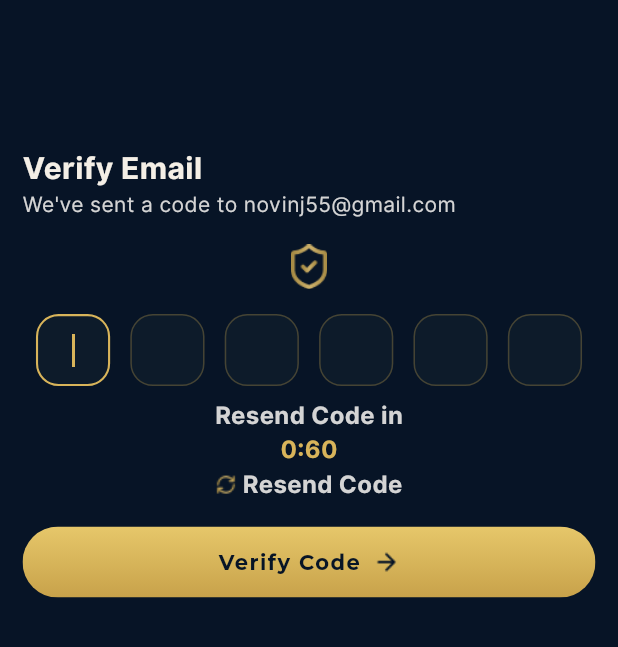
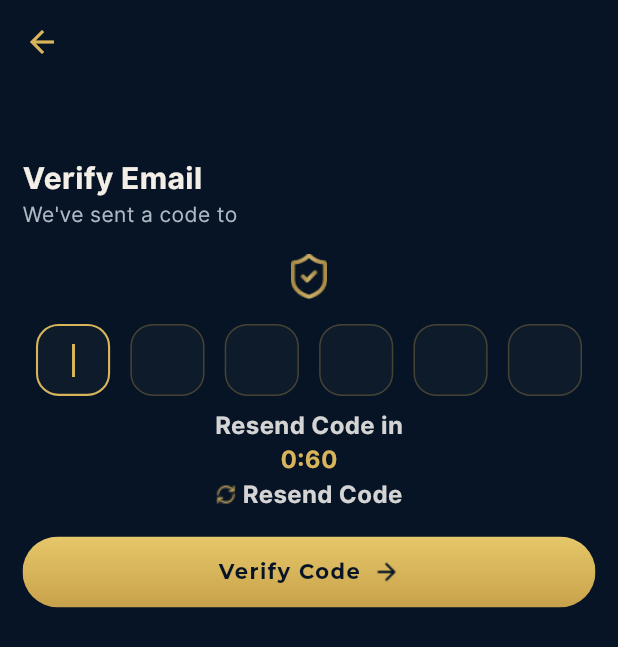
Before and after one commit to Elpadrino971/Eliv, a Flutter app: the OtpScreen screen opened directly with empty values, on a phone screen of 412 x 824 dp. Shown: the top 647 px of the screen. Run offline on Flutter 3.47's test engine with Material 3 defaults, Android fonts, the phone set to English and light mode, and no system bars; our stand-ins replace cached_network_image, firebase_auth, firebase_core, firebase_messaging, flutter_local_notifications, get and 7 more; missing offline and left inert: purchases_flutter, zego_uikit_prebuilt_live_streaming; accounts and stored records are empty.

Commit message:
fix(otp): ajoute bouton retour (ecran bloquant) + email dynamique
- AppBar avec fleche retour doree (l'ecran OTP n'avait aucun moyen de revenir)
- 'We've sent a code to ...' : email code en dur novinj55@gmail.com -> widget.email
- sous-titre en textMuted

```diff
--- a/lib/Auth/otp_screen.dart
+++ b/lib/Auth/otp_screen.dart
@@ -65,6 +65,14 @@ class _OtpScreenState extends State<OtpScreen> {
   @override
   Widget build(BuildContext context) {
     return Scaffold(
+      appBar: AppBar(
+        backgroundColor: Colors.transparent,
+        elevation: 0,
+        leading: IconButton(
+          icon: const Icon(Icons.arrow_back, color: goldPrimary),
+          onPressed: () => Get.back(),
+        ),
+      ),
       body: Padding(
         padding: myPadding,
         child: Form(
@@ -72,7 +80,7 @@ class _OtpScreenState extends State<OtpScreen> {
           child: Column(
             crossAxisAlignment: CrossAxisAlignment.start,
             children: [
-              height(0.1),
+              height(0.04),
               Text(
                 'Verify Email',
                 style: TextStyle(
@@ -82,9 +90,9 @@ class _OtpScreenState extends State<OtpScreen> {
                 ),
               ),
               Text(
-                "We've sent a code to novinj55@gmail.com",
+                "We've sent a code to ${widget.email}",
                 style: TextStyle(
-                  color: const Color.fromARGB(255, 212, 212, 212),
+                  color: textMuted,
                   fontWeight: FontWeight.w400,
                 ),
               ),
```
